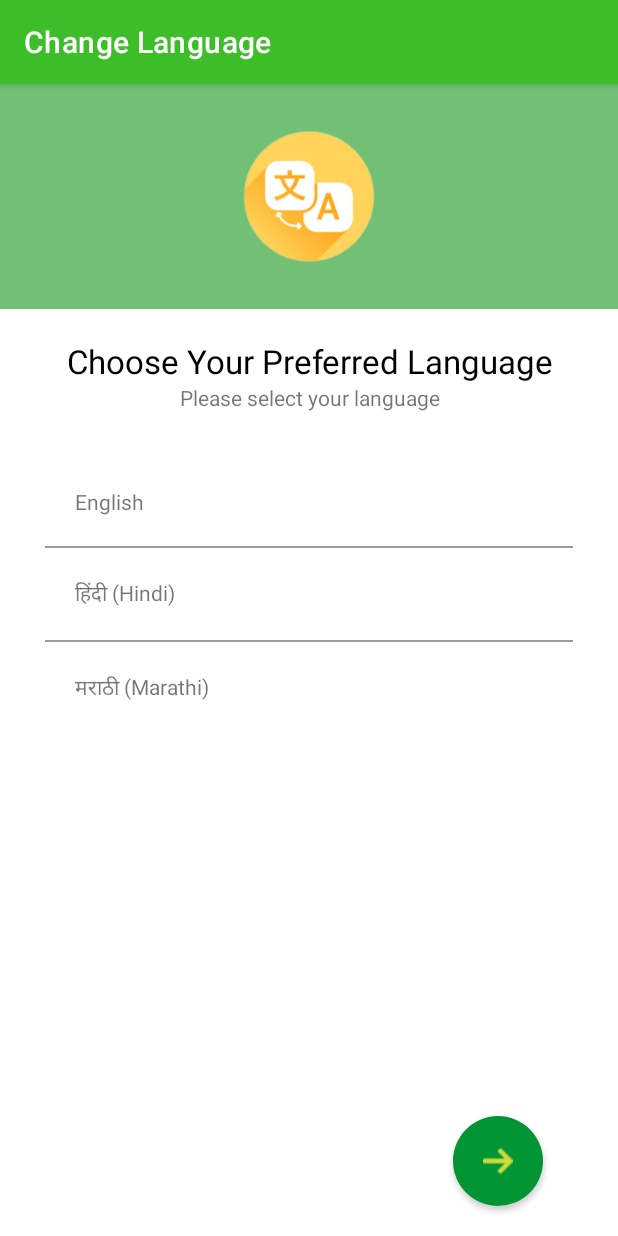
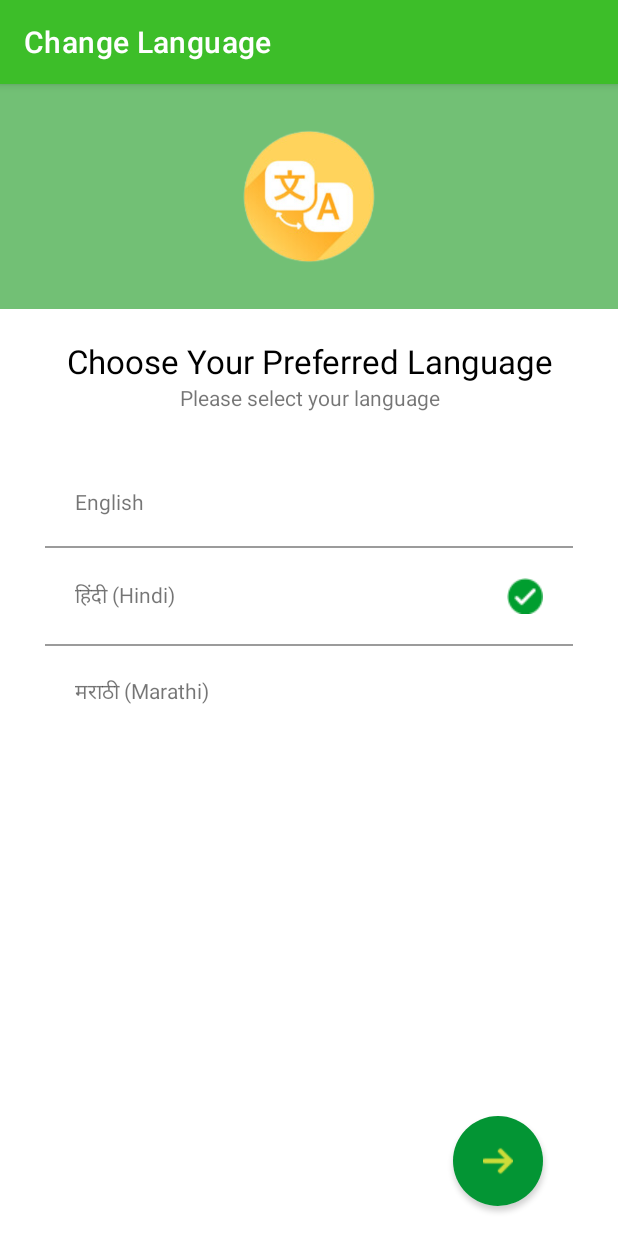
Before and after one commit to Adi-n-tech/Farmer-Guide, an Android app: the screen it shows after launch (SelectLanguageActivity), on a phone screen of 412 x 824 dp. Run offline under Robolectric (Android 15) with nearby library versions, the phone set to English and light mode, and no system bars; our stand-ins replace data binding; Roboto replaces fonts that are not available here.

Commit message:
minor fixes

```diff
--- a/app/src/main/java/com/adintech/farmersguide/views/activities/SelectLanguageActivity.java
+++ b/app/src/main/java/com/adintech/farmersguide/views/activities/SelectLanguageActivity.java
@@ -13,11 +13,12 @@ import com.adintech.farmersguide.Util.constant.AppConstants;
 import com.adintech.farmersguide.Util.preference.AppPreferencesManager;
 import com.adintech.farmersguide.databinding.ActivitySelectLanguageBinding;
 
-public class SelectLanguageActivity extends AppCompatActivity {
+public class SelectLanguageActivity extends AppCompatActivity implements View.OnClickListener {
 
     //variables
     private ActivitySelectLanguageBinding mBinding;
     private String current_code = "";
+    private String selectedLangCode = "";
 
     @Override
     protected void onCreate(Bundle savedInstanceState) {
@@ -26,17 +27,22 @@ public class SelectLanguageActivity extends AppCompatActivity {
 
         getSupportActionBar().setTitle(R.string.change_language);
 
+        mBinding.rbEnglish.setOnClickListener(this);
+        mBinding.rbMarathi.setOnClickListener(this);
+        mBinding.rbHindi.setOnClickListener(this);
+        mBinding.btnSave.setOnClickListener(this);
+
         current_code = AppPreferencesManager.getString(AppConstants.LANGUAGE_CODE_KEY, this) != null ? AppPreferencesManager.getString(AppConstants.LANGUAGE_CODE_KEY, this) : AppConstants.HINDI_LANG_CODE;
 
         if (current_code.equals(AppConstants.ENGLISH_LANG_CODE)) {
-            mBinding.rbEnglish.setSelected(true);
+            setSelectedOptionHighlight(View.VISIBLE, View.GONE, View.GONE);
         } else if (current_code.equals(AppConstants.HINDI_LANG_CODE)) {
-            mBinding.rbHindi.setSelected(true);
+            setSelectedOptionHighlight(View.GONE, View.VISIBLE, View.GONE);
         } else if (current_code.equals(AppConstants.MARATHI_LANG_CODE)) {
-            mBinding.rbMarathi.setSelected(true);
+            setSelectedOptionHighlight(View.GONE, View.GONE, View.VISIBLE);
         }
 
-        mBinding.btnSave.setOnClickListener(new View.OnClickListener() {
+      /*  mBinding.btnSave.setOnClickListener(new View.OnClickListener() {
             @Override
             public void onClick(View v) {
                 String code = "";
@@ -51,16 +57,50 @@ public class SelectLanguageActivity extends AppCompatActivity {
                     mBinding.marathidClick.setVisibility(View.VISIBLE);
                 }
 
-                AppPreferencesManager.putString(AppConstants.LANGUAGE_CODE_KEY,code,SelectLanguageActivity .this);
+                AppPreferencesManager.putString(AppConstants.LANGUAGE_CODE_KEY, code, SelectLanguageActivity.this);
 
-                Utility.showToast(SelectLanguageActivity .this,"Language Save Successfully");
-                Utility.setLocale(SelectLanguageActivity .this,code);
+                Utility.showToast(SelectLanguageActivity.this, "Language Save Successfully");
+                Utility.setLocale(SelectLanguageActivity.this, code);
 
-            Intent it = new Intent(SelectLanguageActivity.this, DashboardActivity.class);
+                Intent it = new Intent(SelectLanguageActivity.this, DashboardActivity.class);
 
-            startActivity(it);
+                startActivity(it);
 
+            }
+        });*/
+    }
+
+    @Override
+    public void onClick(View v) {
+
+        switch (v.getId()) {
+            case R.id.rbEnglish:
+                selectedLangCode = AppConstants.ENGLISH_LANG_CODE;
+                setSelectedOptionHighlight(View.VISIBLE, View.GONE, View.GONE);
+                break;
+            case R.id.rbMarathi:
+                selectedLangCode = AppConstants.MARATHI_LANG_CODE;
+                setSelectedOptionHighlight(View.GONE, View.GONE, View.VISIBLE);
+                break;
+            case R.id.rbHindi:
+                selectedLangCode = AppConstants.HINDI_LANG_CODE;
+                setSelectedOptionHighlight(View.GONE, View.VISIBLE, View.GONE);
+                break;
+            case R.id.btnSave:
+                AppPreferencesManager.putString(AppConstants.LANGUAGE_CODE_KEY, selectedLangCode, SelectLanguageActivity.this);
+
+                Utility.showToast(SelectLanguageActivity.this, "Language Save Successfully");
+                Utility.setLocale(SelectLanguageActivity.this, selectedLangCode);
+
+                Intent it = new Intent(SelectLanguageActivity.this, DashboardActivity.class);
+                startActivity(it);
+                break;
         }
-    });
+    }
+
+    private void setSelectedOptionHighlight(int english, int hindi, int marathi) {
+        mBinding.englishClick.setVisibility(english);
+        mBinding.hindiClick.setVisibility(hindi);
+        mBinding.marathidClick.setVisibility(marathi);
+    }
 }
-}
--- a/app/src/main/res/layout/activity_select_language.xml
+++ b/app/src/main/res/layout/activity_select_language.xml
@@ -1,7 +1,7 @@
 <?xml version="1.0" encoding="utf-8"?>
 <layout xmlns:android="http://schemas.android.com/apk/res/android"
-    xmlns:tools="http://schemas.android.com/tools"
-    xmlns:app="http://schemas.android.com/apk/res-auto">
+    xmlns:app="http://schemas.android.com/apk/res-auto"
+    xmlns:tools="http://schemas.android.com/tools">
 
     <RelativeLayout
         android:layout_width="match_parent"
@@ -15,18 +15,19 @@
             android:layout_above="@id/btnSave"
             android:background="#C84CAF50"
             android:orientation="vertical">
+
             <ImageView
                 android:layout_width="match_parent"
                 android:layout_height="@dimen/dimen_150dp"
                 android:layout_gravity="center_horizontal"
                 android:src="@drawable/laguages" />
+
             <LinearLayout
                 android:layout_width="match_parent"
                 android:layout_height="match_parent"
+                android:layout_above="@id/btnSave"
                 android:background="@color/white"
-            android:layout_above="@id/btnSave"
                 android:orientation="vertical">
-
 
 
                 <TextView
@@ -59,28 +60,30 @@
                         android:layout_margin="@dimen/dimen_20dp"
                         android:background="#792E2E2E"
                         android:orientation="vertical">
+
                         <LinearLayout
                             android:id="@+id/rbEnglish"
                             android:layout_width="match_parent"
                             android:layout_height="wrap_content"
                             android:background="@color/white"
                             android:gravity="center_vertical"
-                        android:padding="@dimen/dimen_20dp"
-                        android:orientation="horizontal">
+                            android:orientation="horizontal"
+                            android:padding="@dimen/dimen_20dp">
+
                             <TextView
                                 android:layout_width="wrap_content"
+                                android:layout_height="wrap_content"
                                 android:layout_weight="1"
-                            android:layout_height="wrap_content"
-                            android:text="English"
-                          />
+                                android:text="English" />
+
                             <ImageView
                                 android:id="@+id/englishClick"
                                 android:layout_width="wrap_content"
                                 android:layout_height="wrap_content"
                                 android:src="@drawable/roundrightt"
-                            android:visibility="gone"
-                       />
+                                android:visibility="gone" />
                         </LinearLayout>
+
                         <LinearLayout
                             android:id="@+id/rbHindi"
                             android:layout_width="match_parent"
@@ -89,44 +92,44 @@
                             android:layout_marginBottom="@dimen/dimen_1dp"
                             android:background="@color/white"
                             android:gravity="center_vertical"
-                    android:padding="@dimen/dimen_20dp"
-                    android:orientation="horizontal">
+                            android:orientation="horizontal"
+                            android:padding="@dimen/dimen_20dp">
+
                             <TextView
                                 android:layout_width="wrap_content"
+                                android:layout_height="wrap_content"
                                 android:layout_weight="1"
-                        android:layout_height="wrap_content"
-                        android:text="@string/hindi"
-                  />
+                                android:text="@string/hindi" />
+
                             <ImageView
                                 android:id="@+id/hindiClick"
                                 android:layout_width="wrap_content"
                                 android:layout_height="wrap_content"
                                 android:src="@drawable/roundrightt"
-                        android:visibility="gone"
-                        />
+                                android:visibility="gone" />
                         </LinearLayout>
+
                         <LinearLayout
-                    android:id="@+id/marathidClick"
                             android:layout_width="match_parent"
                             android:layout_height="wrap_content"
                             android:background="@color/white"
                             android:gravity="center_vertical"
-                    android:padding="@dimen/dimen_20dp"
-                    android:orientation="horizontal">
+                            android:orientation="horizontal"
+                            android:padding="@dimen/dimen_20dp">
+
                             <TextView
                                 android:id="@+id/rbMarathi"
                                 android:layout_width="wrap_content"
+                                android:layout_height="wrap_content"
                                 android:layout_weight="1"
-                        android:layout_height="wrap_content"
-                        android:text="@string/marathi"
-                        />
+                                android:text="@string/marathi" />
+
                             <ImageView
-
+                                android:id="@+id/marathidClick"
                                 android:layout_width="wrap_content"
                                 android:layout_height="wrap_content"
                                 android:src="@drawable/roundrightt"
-                        android:visibility="gone"
-                        />
+                                android:visibility="gone" />
                         </LinearLayout>
 
                         <!--  <RadioGroup
@@ -167,23 +170,25 @@
 
             </LinearLayout>
         </LinearLayout>
+
         <androidx.cardview.widget.CardView
             android:id="@+id/btnSave"
             android:layout_width="wrap_content"
             android:layout_height="wrap_content"
+            android:layout_alignParentRight="true"
             android:layout_alignParentBottom="true"
-            android:layout_alignParentRight="true"
             android:layout_marginHorizontal="@dimen/dimen_50dp"
             android:layout_marginBottom="@dimen/dimen_20dp"
-            app:cardElevation="@dimen/dimen_2dp"
             android:elevation="@dimen/dimen_2dp"
-            app:cardCornerRadius="@dimen/dimen_30dp">
+            app:cardCornerRadius="@dimen/dimen_30dp"
+            app:cardElevation="@dimen/dimen_2dp">
+
             <ImageView
                 android:layout_width="@dimen/dimen_60dp"
                 android:layout_height="@dimen/dimen_60dp"
+                android:background="@color/green"
                 android:padding="@dimen/dimen_20dp"
                 android:src="@drawable/rightarrow"
-                android:background="@color/green"
                 app:tint="#CDDC39" />
         </androidx.cardview.widget.CardView>
 
```
Lines whose indentation alone changed are shown as unchanged.
